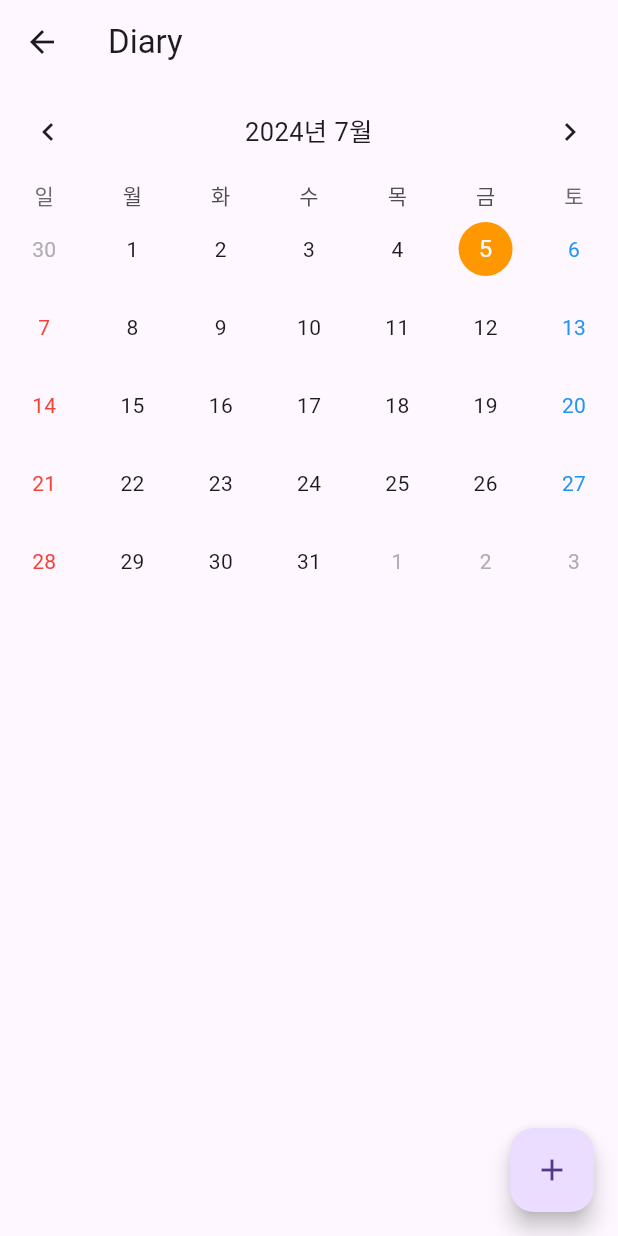
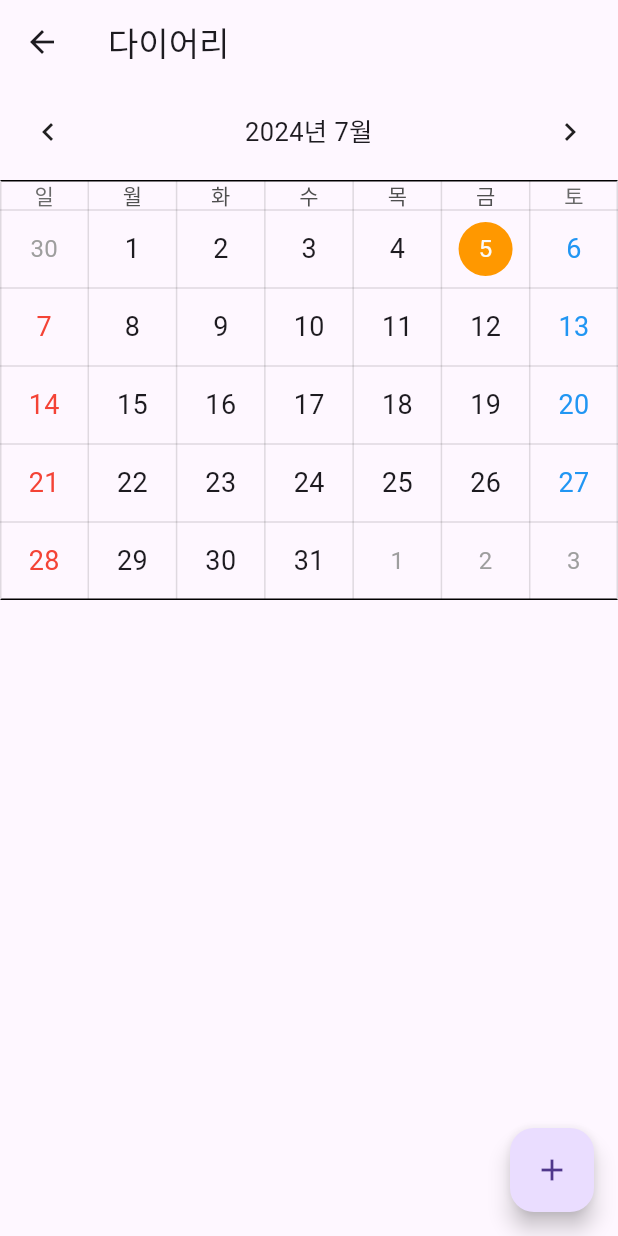
Before and after one commit to GHdevlog/ICT_app, a Flutter app: the DiaryPage screen opened directly, on a phone screen of 412 x 824 dp. Run offline on Flutter 3.47's test engine with Material 3 defaults, Android fonts, the phone set to English and light mode, and no system bars; drawn by our look-alikes of table_calendar; our stand-ins replace cloud_firestore, firebase_auth, firebase_core, fluttertoast, image_picker; accounts and stored records are empty.

```diff
--- a/lib/pages/DiaryPage.dart
+++ b/lib/pages/DiaryPage.dart
@@ -166,7 +166,7 @@ class _DiaryPageState extends State<DiaryPage> {
   Widget build(BuildContext context) {
     return Scaffold(
       appBar: AppBar(
-        title: const Text('Diary'),
+        title: const Text('다이어리'),
       ),
       body: Column(
         children: [
@@ -190,6 +190,15 @@ class _DiaryPageState extends State<DiaryPage> {
                 _loadDiaryEntries(_focusedDate); // 페이지가 변경될 때마다 데이터 다시 불러오기
               });
             },
+            eventLoader: (day) {
+              DateTime dayWithoutTime = DateTime(day.year, day.month, day.day);
+              return _events[dayWithoutTime] ?? [];
+            },
+            daysOfWeekHeight: 20 * MediaQuery.of(context).textScaler.textScaleFactor,
+            headerStyle: const HeaderStyle(
+              formatButtonVisible: false,
+              titleCentered: true,
+            ),
             calendarStyle: const CalendarStyle(
               cellMargin: EdgeInsets.symmetric(vertical: 8.0),
               todayDecoration: BoxDecoration(
@@ -200,26 +209,37 @@ class _DiaryPageState extends State<DiaryPage> {
                 color: Colors.orange,
                 shape: BoxShape.circle,
               ),
+              defaultTextStyle: TextStyle(
+                fontSize: 18.0, // 기본 날짜 텍스트 크기 설정
+              ),
+              outsideTextStyle: TextStyle(
+                fontSize: 16.0, // 다른 달의 날짜 텍스트 크기 설정
+                color: Colors.grey,
+              ),
+              tableBorder: TableBorder(
+                top: BorderSide(color: Colors.black),
+                right: BorderSide(color: Colors.black12),
+                bottom: BorderSide(color: Colors.black),
+                left: BorderSide(color: Colors.black12),
+                horizontalInside: BorderSide(color: Colors.black12),
+                verticalInside: BorderSide(color: Colors.black12),
+                borderRadius: BorderRadius.zero,
+              ),
             ),
-            headerStyle: const HeaderStyle(
-              formatButtonVisible: false,
-              titleCentered: true,
-            ),
-            daysOfWeekHeight: 20 * MediaQuery.of(context).textScaler.textScaleFactor,
             calendarBuilders: CalendarBuilders(
               defaultBuilder: (context, day, focusedDay) {
                 if (day.weekday == DateTime.saturday) {
                   return Center(
                     child: Text(
                       '${day.day}',
-                      style: const TextStyle(color: Colors.blue),
+                      style: const TextStyle(color: Colors.blue, fontSize: 18.0),
                     ),
                   );
                 } else if (day.weekday == DateTime.sunday) {
                   return Center(
                     child: Text(
                       '${day.day}',
-                      style: const TextStyle(color: Colors.red),
+                      style: const TextStyle(color: Colors.red, fontSize: 18.0),
                     ),
                   );
                 }
@@ -228,18 +248,17 @@ class _DiaryPageState extends State<DiaryPage> {
               markerBuilder: (context, day, events) {
                 if (events.isNotEmpty) {
                   return Positioned(
-                    bottom: 1,
+                    bottom: 5,
+                    right: 8,
                     child: _buildEventsMarker(day, events),
                   );
                 }
                 return null;
               },
             ),
-            eventLoader: (day) {
-              DateTime dayWithoutTime = DateTime(day.year, day.month, day.day);
-              return _events[dayWithoutTime] ?? [];
-            },
           ),
+
+
           Expanded(
             child: userId == null
                 ? const Center(child: CircularProgressIndicator())
@@ -290,17 +309,17 @@ class _DiaryPageState extends State<DiaryPage> {
         shape: BoxShape.circle,
         color: Colors.red,
       ),
-      width: 16.0,
-      height: 16.0,
-      child: Center(
-        child: Text(
-          '${events.length}',
-          style: const TextStyle().copyWith(
-            color: Colors.white,
-            fontSize: 12.0,
-          ),
-        ),
-      ),
+      width: 10.0,
+      height: 10.0,
+      // child: Center(
+      //   child: Text(
+      //     '${events.length}',
+      //     style: const TextStyle().copyWith(
+      //       color: Colors.white,
+      //       fontSize: 12.0,
+      //     ),
+      //   ),
+      // ),
     );
   }
 }
--- a/lib/pages/SignInPage.dart
+++ b/lib/pages/SignInPage.dart
@@ -30,7 +30,7 @@ class _SignInPageState extends State<SignInPage> {
       // 로그인 성공 시 홈 페이지로 이동
       Navigator.pushReplacement(
         context,
-        MaterialPageRoute(builder: (context) => HomePage()),
+        MaterialPageRoute(builder: (context) => const HomePage()),
       );
     } on FirebaseAuthException catch (e) {
       setState(() {
@@ -42,7 +42,7 @@ class _SignInPageState extends State<SignInPage> {
   void _navigateToSignUpPage() {
     Navigator.push(
       context,
-      MaterialPageRoute(builder: (context) => SignUpPage()),
+      MaterialPageRoute(builder: (context) => const SignUpPage()),
     );
   }
 
@@ -59,7 +59,7 @@ class _SignInPageState extends State<SignInPage> {
             crossAxisAlignment: CrossAxisAlignment.stretch,
             children: <Widget>[
               Card(
-                margin: EdgeInsets.only(bottom: 16.0),
+                margin: const EdgeInsets.only(bottom: 16.0),
                 child: Padding(
                   padding: const EdgeInsets.all(8.0),
                   child: TextField(
```
